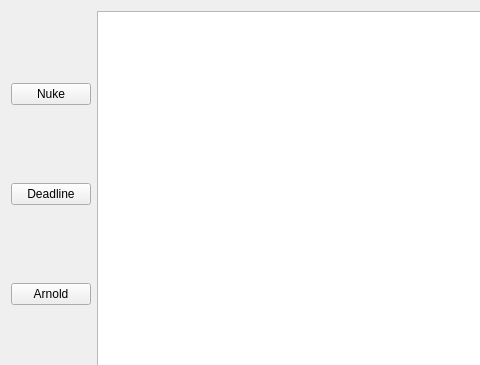
Above: resources/dialog.ui from qpskcn1/tk-multi-licensemonitor before the change; both pictures show x 0 to 480 and y 0 to 365 of the 806 by 453 pixel window. Below: the same form after it.
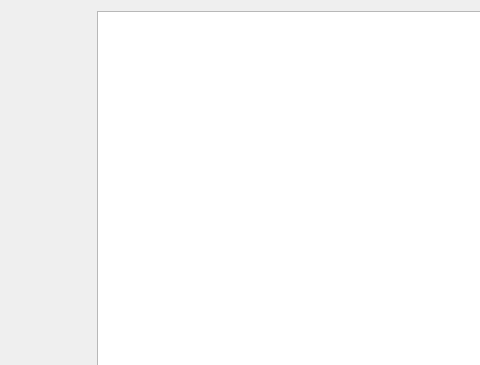
That is the form after the change.

What changed in the file:
```diff
--- a/resources/dialog.ui
+++ b/resources/dialog.ui
@@ -64,27 +64,6 @@
      <property name="sizeConstraint">
       <enum>QLayout::SetNoConstraint</enum>
      </property>
-     <item>
-      <widget class="QPushButton" name="NukeBtn">
-       <property name="text">
-        <string>Nuke</string>
-       </property>
-      </widget>
-     </item>
-     <item>
-      <widget class="QPushButton" name="DeadlineBtn">
-       <property name="text">
-        <string>Deadline</string>
-       </property>
-      </widget>
-     </item>
-     <item>
-      <widget class="QPushButton" name="ArnoldBtn">
-       <property name="text">
-        <string>Arnold</string>
-       </property>
-      </widget>
-     </item>
     </layout>
    </item>
   </layout>
```
Left out of the diff: 2 changed lines with no effect on the pictures.
